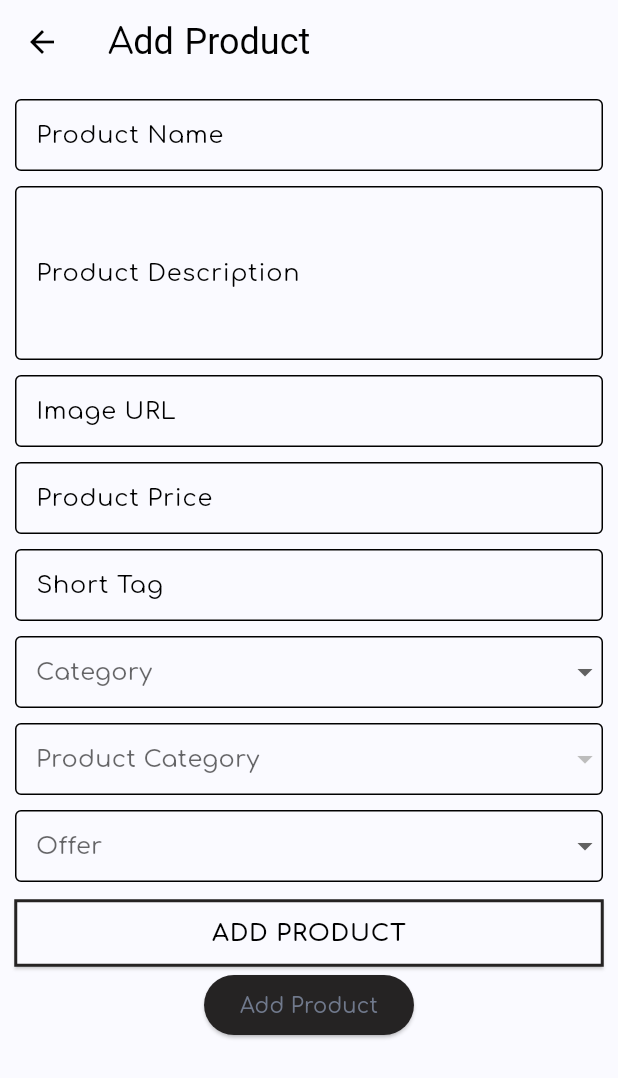
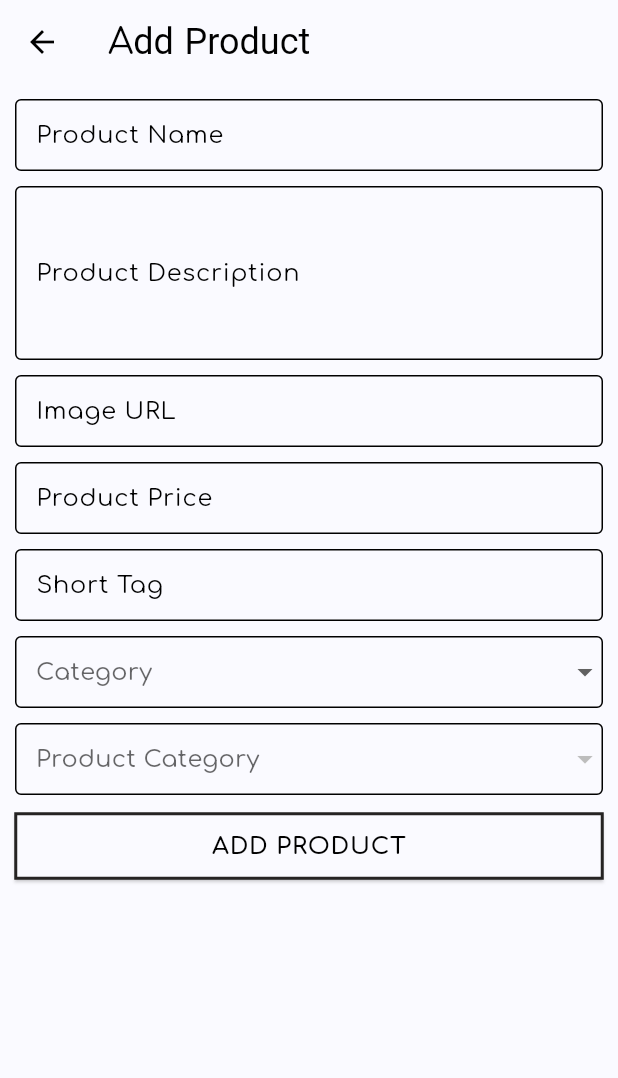
Before and after one commit to mrcodefrost/kriminal_fashion_ecommerce, a Flutter app: the AddProductScreen screen opened directly, on a phone screen of 412 x 824 dp. Shown: the top 1078 px of the screen. Run offline on Flutter 3.47's test engine with Material 3 defaults, Android fonts, the phone set to English and light mode, and no system bars; our stand-ins replace cloud_firestore, firebase_core, get, google_fonts, liquid_pull_to_refresh, shared_preferences; accounts and stored records are empty.

Commit message:
models corrected, button added, add product screen UI update

```diff
--- a/lib/controller/home_controller.dart
+++ b/lib/controller/home_controller.dart
@@ -3,6 +3,7 @@ import 'package:flutter/material.dart';
 import 'package:get/get.dart';
 import 'package:kriminal_fashion_ecommerce/model/product.dart';
 import 'package:kriminal_fashion_ecommerce/model/product_category.dart';
+import 'package:kriminal_fashion_ecommerce/model/super_category.dart';
 
 class HomeController extends GetxController {
   FirebaseFirestore firebaseFirestore = FirebaseFirestore.instance;
@@ -19,13 +20,14 @@ class HomeController extends GetxController {
   // Category Controller
   TextEditingController categoryNameController = TextEditingController();
 
-  String prodCategory = '';
-  String prodBrand = 'Unbranded';
-  bool prodOffer = false;
-  String prodShortTag = 'No Tag';
+  RxString prodCategory = ''.obs;
+  RxString prodBrand = 'Unbranded'.obs;
+  RxBool prodOffer = false.obs;
+  RxString prodShortTag = 'No Tag'.obs;
+  RxString selectedSuperCategory = ''.obs;
 
-  List<Product> products = [];
-  List<ProductCategory> productCategories = [];
+  RxList<Product> products = <Product>[].obs;
+  RxList<ProductCategory> productCategories = <ProductCategory>[].obs;
 
   // TODO make product brand
   // List<ProductBrand> productBands = [];
@@ -47,11 +49,11 @@ class HomeController extends GetxController {
       Product product = Product(
         id: doc.id,
         name: prodNameController.text,
-        category: prodCategory,
+        category: prodCategory.value,
         description: prodDescriptionController.text,
         price: double.tryParse(prodPriceController.text) ?? 0.0,
         // price: productPriceController.text as double,
-        brand: prodBrand,
+        brand: prodBrand.value,
         image: prodImageController.text,
         offer: true,
         shortTag: prodShortTagController.text,
@@ -102,9 +104,9 @@ class HomeController extends GetxController {
     prodPriceController.clear();
     prodDescriptionController.clear();
     prodImageController.clear();
-    prodCategory = '';
-    prodBrand = '';
-    prodOffer = false;
+    prodCategory.value = '';
+    prodBrand.value = '';
+    prodOffer.value = false;
     prodShortTagController.clear();
     // in cases of menus always call
     update();
@@ -118,6 +120,7 @@ class HomeController extends GetxController {
       ProductCategory productCategory = ProductCategory(
         id: doc.id,
         name: categoryNameController.text,
+        superCategoryName: SuperCategory.man,
       );
 
       final productCategoryJson = productCategory.toJson();
--- a/lib/model/product_category.dart
+++ b/lib/model/product_category.dart
@@ -1,18 +1,29 @@
+import 'package:kriminal_fashion_ecommerce/model/super_category.dart';
+
 class ProductCategory {
-  String? id;
-  String? name;
+  String id;
+  String name;
+  SuperCategory superCategoryName;
 
   ProductCategory({
-    this.id,
-    this.name,
+    required this.id,
+    required this.name,
+    required this.superCategoryName,
   });
 
-  factory ProductCategory.fromJson(Map<String, dynamic> json) => ProductCategory(
-        id: json['id'] as String?,
-        name: json['name'] as String?,
-      );
-  Map<String, dynamic> toJson() => {
-        'id': id,
-        'name': name,
-      };
+  factory ProductCategory.fromJson(Map<String, dynamic> json) {
+    return ProductCategory(
+      id: json['id'],
+      name: json['name'],
+      superCategoryName: json['superCategoryName'],
+    );
+  }
+
+  Map<String, dynamic> toJson() {
+    final Map<String, dynamic> data = <String, dynamic>{};
+    data['id'] = id;
+    data['name'] = name;
+    data['superCategoryName'] = superCategoryName;
+    return data;
+  }
 }
--- a/lib/model/super_category.dart
+++ b/lib/model/super_category.dart
@@ -1,3 +1,8 @@
 enum SuperCategory { woman, man, kids, beauty }
 
 List<String> superCategoriesList = SuperCategory.values.map((category) => category.name.toUpperCase()).toList();
+
+// convert string to super category enum
+SuperCategory stringToSuperCategory(String superCategory) {
+  return SuperCategory.values.firstWhere((category) => category.name.toUpperCase() == superCategory);
+}
--- a/lib/screens/add_product_screen.dart
+++ b/lib/screens/add_product_screen.dart
@@ -5,6 +5,8 @@ import 'package:kriminal_fashion_ecommerce/model/super_category.dart';
 import 'package:kriminal_fashion_ecommerce/utils/validations.dart';
 import 'package:kriminal_fashion_ecommerce/widgets/custom_drop_down_menu.dart';
 import 'package:kriminal_fashion_ecommerce/widgets/primary_button.dart';
+
+import '../model/product_category.dart';
 
 class AddProductScreen extends StatelessWidget {
   AddProductScreen({super.key});
@@ -18,7 +20,8 @@ class AddProductScreen extends StatelessWidget {
       appBar: AppBar(
         title: const Text('Add Product'),
       ),
-      body: SingleChildScrollView(
+      body: Obx(
+        () => SingleChildScrollView(
           child: Container(
             margin: const EdgeInsets.all(10),
             width: double.maxFinite,
@@ -49,7 +52,8 @@ class AddProductScreen extends StatelessWidget {
                   const SizedBox(height: 10),
                   TextFormField(
                     controller: homeController.prodPriceController,
-                  decoration: const InputDecoration(label: Text('Product Price'), hintText: 'Enter your product price'),
+                    decoration:
+                        const InputDecoration(label: Text('Product Price'), hintText: 'Enter your product price'),
                     validator: Validations.isEmptyValidator,
                   ),
                   const SizedBox(height: 10),
@@ -61,91 +65,44 @@ class AddProductScreen extends StatelessWidget {
                   ),
                   const SizedBox(height: 10),
                   // Todo : on selecting category, only product category under this categories can be selected in the product dropdown
-
                   CustomDropDownMenu(
                     items: superCategoriesList,
                     hintText: 'Category',
-                  onChanged: (value) {},
-                  validator: Validations.isEmptyDropDownValidator,
-                ),
-                // Row(
-                //   mainAxisAlignment: MainAxisAlignment.spaceAround,
-                //   children: [
-                //     Flexible(
-                //       child: CustomDropDownMenu(
-                //         // convert to List<String>, category can't be null
-                //         items: homeController.productCategories.map((category) => category.name!).toList(),
-                //         onSelected: (selectedValue) {
-                //           homeController.prodCategory = selectedValue ?? homeController.prodCategory;
-                //         },
-                //         hintText: 'Category',
-                //       ),
-                //     ),
-                //     Flexible(
-                //       child: CustomDropDownMenu(
-                //
-                //         items: const [
-                //           'Unbranded',
-                //           'Zara',
-                //           'Forever 21',
-                //           'Snitch',
-                //           'Rare Rabbit',
-                //           'Only',
-                //           'Vera Moda',
-                //           'Van Heusan',
-                //           'Peter England',
-                //           'Allen Solly',
-                //           'Domyos',
-                //           'Kipsta',
-                //           'Puma',
-                //           'Sketchers',
-                //           'Adidas',
-                //           'Clarks',
-                //         ],
-                //         onSelected: (selectedValue) {
-                //           homeController.prodBrand = selectedValue ?? homeController.prodBrand;
-                //         },
-                //         hintText: 'Brand',
-                //       ),
-                //     )
-                //   ],
-                // ),
-                const SizedBox(height: 10),
-                CustomDropDownMenu(
-                  items: homeController.productCategories.map((category) => category.name!).toList(),
-                  hintText: 'Product Category',
                     onChanged: (value) {
-                    homeController.prodCategory = value ?? homeController.prodCategory;
+                      homeController.selectedSuperCategory.value = value ?? homeController.selectedSuperCategory.value;
                     },
                     validator: Validations.isEmptyDropDownValidator,
                   ),
                   const SizedBox(height: 10),
                   CustomDropDownMenu(
-                  items: const ['true', 'false'],
-                  onChanged: (selectedValue) {
-                    homeController.prodOffer = bool.tryParse(selectedValue ?? 'false') ?? homeController.prodOffer;
+                    // items: homeController.productCategories.map((category) => category.name! == homeController.selectedSuperCategory).toList(),
+                    items: getFilteredProductListForDropdown(
+                        homeController.productCategories, homeController.selectedSuperCategory.value),
+                    hintText: 'Product Category',
+                    onChanged: (value) {
+                      homeController.prodCategory.value = value ?? homeController.prodCategory.value;
                     },
-                  hintText: 'Offer',
                     validator: Validations.isEmptyDropDownValidator,
                   ),
+                  // const SizedBox(height: 10),
+                  // CustomDropDownMenu(
+                  //   items: const ['true', 'false'],
+                  //   onChanged: (selectedValue) {
+                  //     homeController.prodOffer = bool.tryParse(selectedValue ?? 'false') ?? homeController.prodOffer;
+                  //   },
+                  //   hintText: 'Offer',
+                  //   validator: Validations.isEmptyDropDownValidator,
+                  // ),
                   const SizedBox(height: 10),
-                PrimaryButton(text: 'ADD PRODUCT'),
-                ElevatedButton(
-                    style: ElevatedButton.styleFrom(
-                      backgroundColor: context.theme.colorScheme.secondary,
-                      foregroundColor: context.theme.colorScheme.inversePrimary,
-                    ),
-                    onPressed: () async {
+                  PrimaryButton(
+                      text: 'ADD PRODUCT',
+                      onPressed: () {
                         if (_formKey.currentState!.validate()) {
                           homeController.addProduct();
                         }
-
-                      // await Future.delayed(const Duration(milliseconds: 2000));
-                      // Get.back(); dont work
-                      // Get.until((route) => Get.currentRoute == '/');
-                    },
-                    child: const Text('Add Product')),
+                      }),
                 ],
+              ),
             ),
           ),
         ),
@@ -153,3 +110,23 @@ class AddProductScreen extends StatelessWidget {
     );
   }
 }
+
+// sort out and return a list of product categories that belong to a specific  super category
+List<ProductCategory> filterProductCategoryBySuperCategory(
+    SuperCategory superCategory, List<ProductCategory> allProductCategories) {
+  return allProductCategories.where((productCategory) => productCategory.superCategoryName == superCategory).toList();
+}
+
+// convert ProductCategory list to string list to get names only
+List<String> productCategoryListToStringList(List<ProductCategory> productCategories) {
+  return productCategories.map((productCategory) => productCategory.name).toList();
+}
+
+List<String> getFilteredProductListForDropdown(
+    List<ProductCategory> allProductCategories, String selectedSuperCategory) {
+  if (selectedSuperCategory.isNotEmpty) {
+    final superCategory = stringToSuperCategory(selectedSuperCategory);
+    return productCategoryListToStringList(filterProductCategoryBySuperCategory(superCategory, allProductCategories));
+  }
+  return [];
+}
--- a/lib/widgets/primary_button.dart
+++ b/lib/widgets/primary_button.dart
@@ -1,10 +1,9 @@
 import 'package:flutter/material.dart';
 
 class PrimaryButton extends StatelessWidget {
-
   final String text;
-  const PrimaryButton({super.key, required this.text});
-
+  final VoidCallback? onPressed;
+  const PrimaryButton({super.key, required this.text, this.onPressed});
 
   @override
   Widget build(BuildContext context) {
@@ -21,12 +20,12 @@ class PrimaryButton extends StatelessWidget {
             ),
           ),
         ),
-        onPressed: () {},
+        onPressed: onPressed,
         child: Text(
           text,
           style: Theme.of(context).textTheme.bodyLarge?.copyWith(
-            fontWeight: FontWeight.w600,
-          ),
+                fontWeight: FontWeight.w600,
+              ),
         ),
       ),
     );
```
Lines whose indentation alone changed are shown as unchanged.
